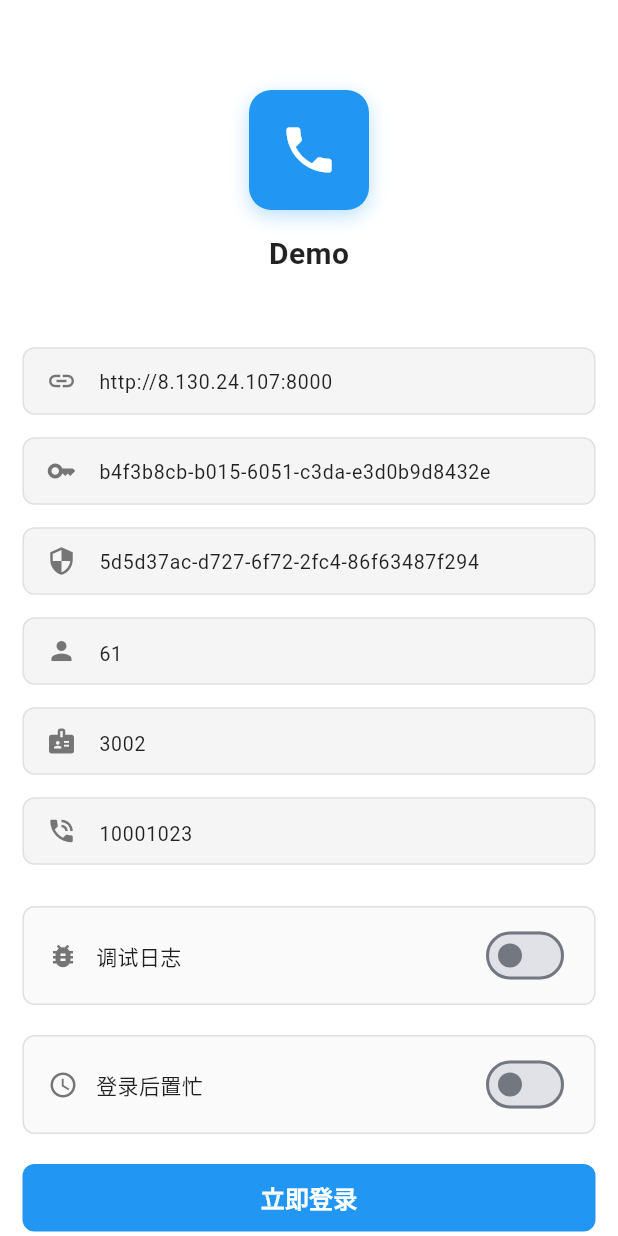
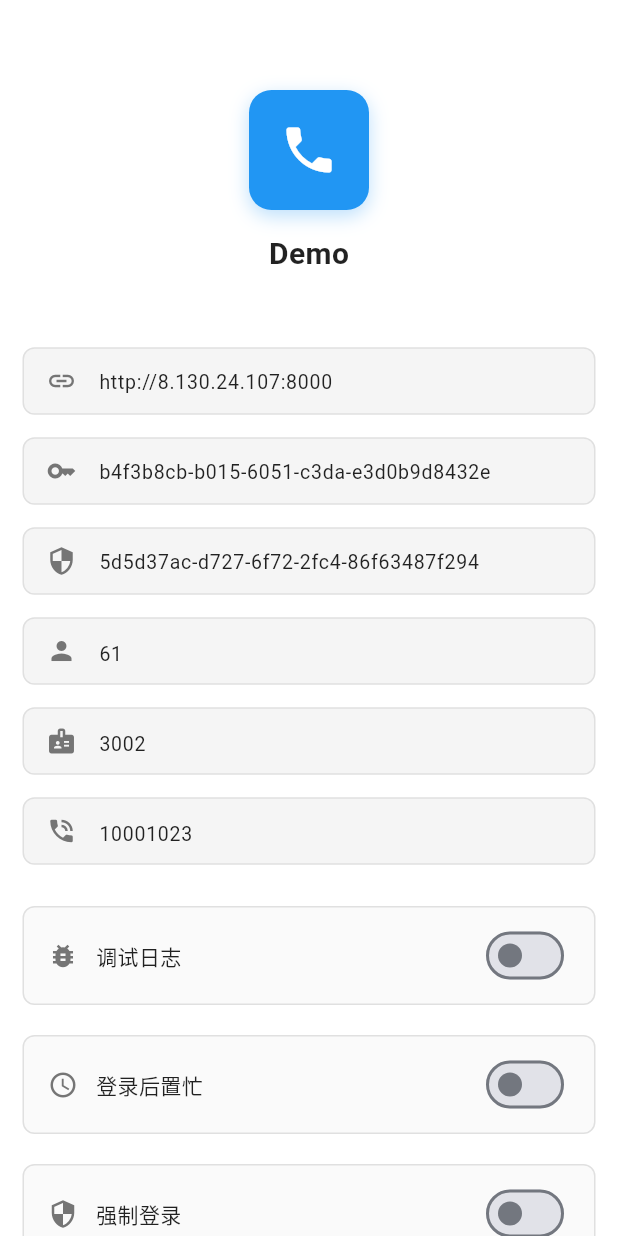
Before and after one commit to XYRZX/quanyu_flutter, a Flutter app: the screen it shows after launch, on a phone screen of 412 x 824 dp. Run offline on Flutter 3.47's test engine with Material 3 defaults, Android fonts, the phone set to English and light mode, and no system bars; our stand-ins replace plugin_platform_interface, shared_preferences.

Commit message:
fix: 修改登录逻辑中force参数为可选并优化网络重连处理
修改登录接口中force参数类型为bool?以支持可选强制登录
优化网络状态变化时的软电话注册和通话恢复逻辑
移除强制登录按钮改为开关控制
添加通话状态恢复功能attemptUpdateCall

```diff
--- a/example/lib/pages/login_page.dart
+++ b/example/lib/pages/login_page.dart
@@ -24,6 +24,7 @@ class _LoginPageState extends State<LoginPage> {
   String? _errorMessage;
   bool _isLogEnabled = false; // 日志开关状态
   bool _isBusyEnabled = false;
+  bool _isForceEnabled = false;
 
   @override
   void initState() {
@@ -249,7 +250,7 @@ class _LoginPageState extends State<LoginPage> {
   }
 
   /// 执行登录操作
-  Future<void> _login({bool force = false}) async {
+  Future<void> _login({bool? force}) async {
     final credentials = LoginCredentials.fromControllers(
       urlController: _controllers['url']!,
       appKeyController: _controllers['appKey']!,
@@ -267,7 +268,10 @@ class _LoginPageState extends State<LoginPage> {
     _updateLoginState(LoginState.loading);
 
     try {
-      final result = await _performLogin(credentials, force: force);
+      final result = await _performLogin(
+        credentials,
+        force: force ?? (_isForceEnabled ? true : null),
+      );
 
       if (result['success'] == true) {
         await _saveLoginData(credentials);
@@ -288,7 +292,7 @@ class _LoginPageState extends State<LoginPage> {
 
   /// 执行SDK登录
   Future<Map<String, dynamic>> _performLogin(LoginCredentials credentials,
-      {bool force = false}) async {
+      {bool? force}) async {
     return await QuanyuSdk().login(
       loginUrl: credentials.loginUrl,
       appKey: credentials.appKey,
@@ -338,13 +342,6 @@ class _LoginPageState extends State<LoginPage> {
                 Navigator.of(context).pop();
               },
               child: const Text('取消'),
-            ),
-            TextButton(
-              onPressed: () {
-                Navigator.of(context).pop();
-                _login(force: true);
-              },
-              child: const Text('强制登录'),
             ),
           ],
         );
@@ -430,6 +427,8 @@ class _LoginPageState extends State<LoginPage> {
                 _buildLogSwitch(),
                 const SizedBox(height: 20),
                 _buildBusySwitch(),
+                const SizedBox(height: 20),
+                _buildForceSwitch(),
                 const SizedBox(height: 20),
                 _buildLoginButton(),
                 if (_loginState == LoginState.error) ...[
@@ -528,6 +527,50 @@ class _LoginPageState extends State<LoginPage> {
             value: _isBusyEnabled,
             onChanged:
                 _loginState == LoginState.loading ? null : _toggleBusyEnabled,
+            activeColor: Colors.blue,
+            materialTapTargetSize: MaterialTapTargetSize.shrinkWrap,
+          ),
+        ],
+      ),
+    );
+  }
+
+  Widget _buildForceSwitch() {
+    return Container(
+      margin: const EdgeInsets.symmetric(horizontal: 15),
+      padding: const EdgeInsets.symmetric(horizontal: 16, vertical: 12),
+      decoration: BoxDecoration(
+        color: Colors.grey[50],
+        borderRadius: BorderRadius.circular(8),
+        border: Border.all(color: Colors.grey[300]!),
+      ),
+      child: Row(
+        children: [
+          Icon(
+            Icons.security,
+            color: Colors.grey[600],
+            size: 20,
+          ),
+          const SizedBox(width: 12),
+          const Expanded(
+            child: Text(
+              '强制登录',
+              style: TextStyle(
+                color: Colors.black87,
+                fontSize: 14,
+                fontWeight: FontWeight.w500,
+              ),
+            ),
+          ),
+          Switch(
+            value: _isForceEnabled,
+            onChanged: _loginState == LoginState.loading
+                ? null
+                : (enabled) {
+                    setState(() {
+                      _isForceEnabled = enabled;
+                    });
+                  },
             activeColor: Colors.blue,
             materialTapTargetSize: MaterialTapTargetSize.shrinkWrap,
           ),
--- a/lib/quanyu_sdk.dart
+++ b/lib/quanyu_sdk.dart
@@ -54,7 +54,7 @@ class QuanyuSdk {
       required String code,
       required String extPhone,
       bool busy = false,
-      bool force = false}) async {
+      bool? force}) async {
     final result = await QuanyuSdkPlatform.instance.login(
         loginUrl: loginUrl,
         appKey: appKey,
--- a/lib/src/quanyu_sdk_platform_interface.dart
+++ b/lib/src/quanyu_sdk_platform_interface.dart
@@ -62,7 +62,7 @@ abstract class QuanyuSdkPlatform extends PlatformInterface {
     required String code,
     required String extPhone,
     bool busy = false,
-    bool force = false,
+    bool? force,
   }) {
     throw UnimplementedError('login() has not been implemented.');
   }
```
Also changed, not shown: lib/src/quanyu_sdk_method_channel.dart (+7 -4 lines), 3 other files.
